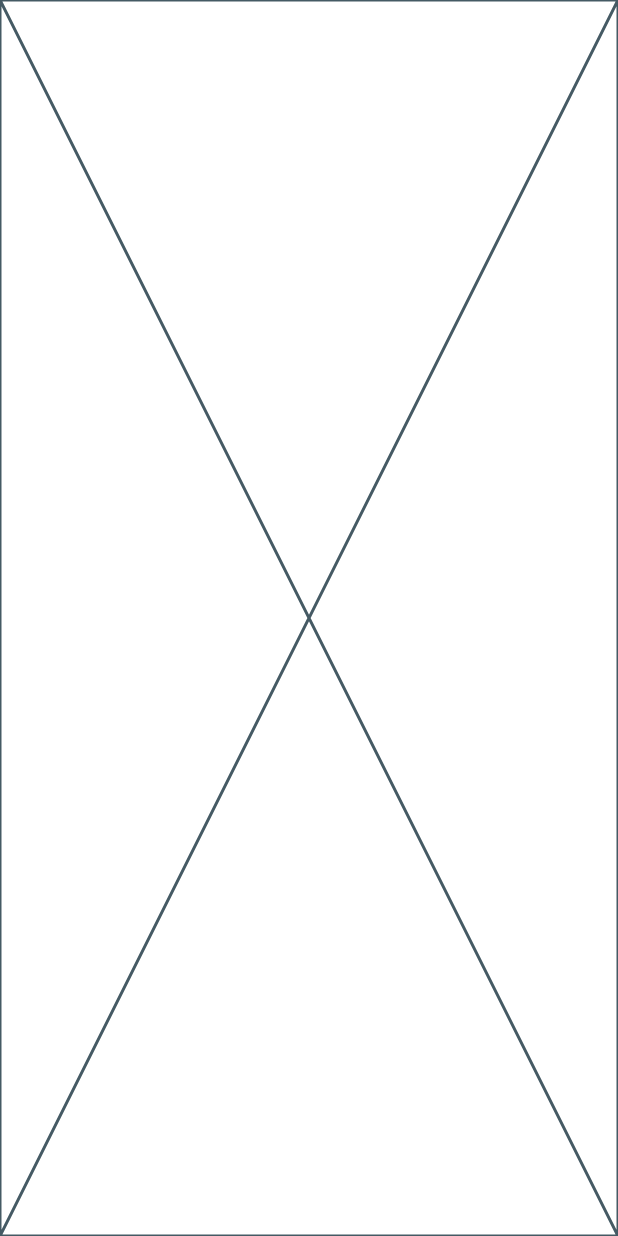
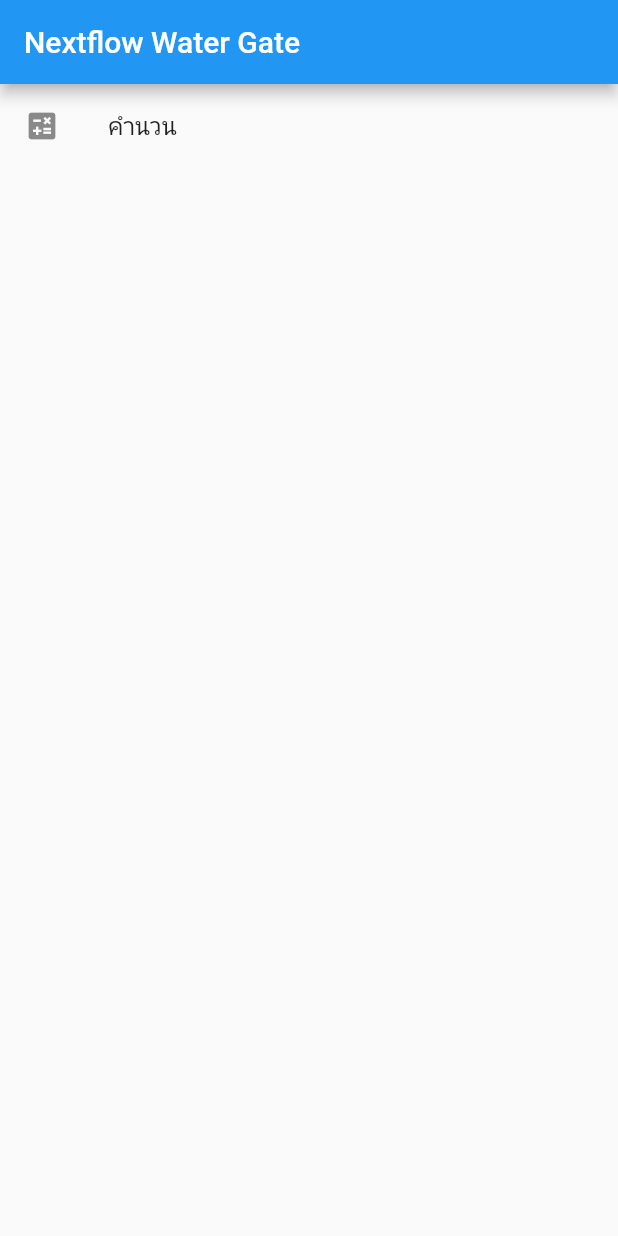
Before and after one commit to teerasej/nextflow_flutter_water_gate_2, a Flutter app: the screen it shows after launch, on a phone screen of 412 x 824 dp. Run offline on Flutter 3.47's test engine with Material 2 defaults, Android fonts, the phone set to English and light mode, and no system bars; our stand-ins replace get.

Commit message:
สร้างเมนูไปหน้าคำนวนด้วย ListView

```diff
--- a/lib/pages/home_page/home_page.dart
+++ b/lib/pages/home_page/home_page.dart
@@ -5,6 +5,17 @@ class HomePage extends StatelessWidget {
 
   @override
   Widget build(BuildContext context) {
-    return const Placeholder();
+    return Scaffold(
+      appBar: AppBar(title: Text('Nextflow Water Gate')),
+      body: ListView(
+        children: [
+          ListTile(
+            title: Text('คำนวน'),
+            leading: Icon(Icons.calculate),
+            onTap: () {},
+          ),
+        ],
+      ),
+    );
   }
 }
```
